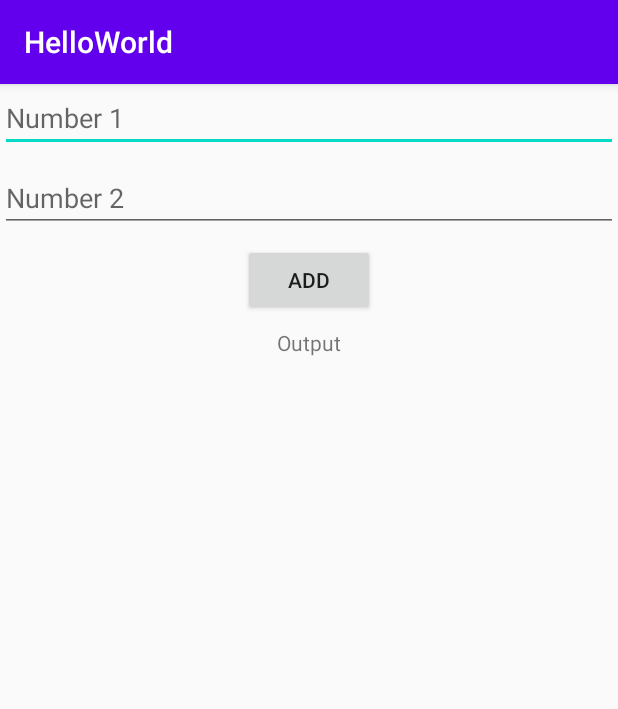
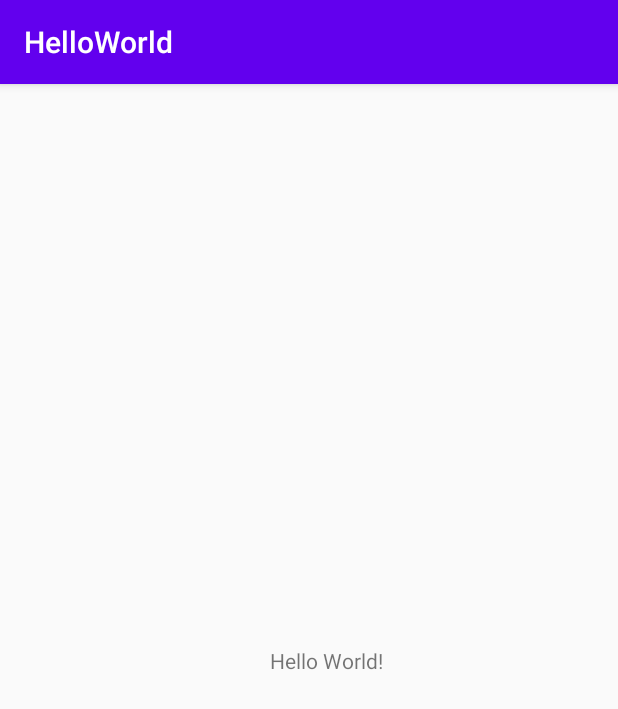
Before and after one commit to darellhendry/learn-tktpl-1706044023, an Android app: the screen it shows after launch (MainActivity), on a phone screen of 412 x 824 dp. Shown: the top 709 px of the screen. Run offline under Robolectric (Android 15) with nearby library versions, the phone set to English and light mode, and no system bars.

Commit message:
feat: hello

```diff
--- a/app/src/main/java/id/ac/ui/cs/mobileProgramming/helloworld/MainActivity.java
+++ b/app/src/main/java/id/ac/ui/cs/mobileProgramming/helloworld/MainActivity.java
@@ -9,9 +9,7 @@ import android.widget.EditText;
 import android.widget.TextView;
 
 public class MainActivity extends AppCompatActivity {
-    EditText mNumber1;
-    EditText mNumber2;
-    TextView mOutput;
+
 
     @Override
     protected void onCreate(Bundle savedInstanceState) {
@@ -19,14 +17,4 @@ public class MainActivity extends AppCompatActivity {
         setContentView(R.layout.activity_main);
 
     }
-
-    public void onAdd(View view) {
-        mNumber1 = findViewById(R.id.field1);
-        mNumber2 = findViewById(R.id.field2);
-
-        double total = Double.parseDouble(mNumber1.getText().toString()) + Double.parseDouble(mNumber2.getText().toString());
-
-        mOutput = findViewById(R.id.output);
-        mOutput.setText(String.valueOf(total));
-    }
 }
--- a/app/src/main/res/layout/activity_main.xml
+++ b/app/src/main/res/layout/activity_main.xml
@@ -6,47 +6,14 @@
     android:layout_height="match_parent"
     tools:context=".MainActivity">
 
-    <EditText
-        android:id="@+id/field1"
-        android:layout_width="match_parent"
-        android:layout_height="wrap_content"
-        app:layout_constraintEnd_toEndOf="parent"
-        app:layout_constraintStart_toStartOf="parent"
-        app:layout_constraintTop_toTopOf="parent"
-        android:hint="Number 1"
-        android:inputType="number"/>
-
-    <EditText
-        android:id="@+id/field2"
-        android:layout_width="match_parent"
-        android:layout_height="wrap_content"
-        android:layout_marginTop="8dp"
-        app:layout_constraintEnd_toEndOf="parent"
-        app:layout_constraintStart_toStartOf="parent"
-        app:layout_constraintTop_toBottomOf="@+id/field1"
-        android:hint="Number 2"
-        android:inputType="number"/>
-
-    <Button
-        android:id="@+id/addButton"
+    <TextView
         android:layout_width="wrap_content"
         android:layout_height="wrap_content"
-        android:layout_marginTop="8dp"
-        android:text="ADD"
+        android:text="Hello World!"
+        app:layout_constraintBottom_toBottomOf="parent"
         app:layout_constraintEnd_toEndOf="parent"
+        app:layout_constraintHorizontal_bias="0.534"
         app:layout_constraintStart_toStartOf="parent"
-        app:layout_constraintTop_toBottomOf="@+id/field2"
-        android:onClick="onAdd"/>
-
-    <TextView
-        android:id="@+id/output"
-        android:layout_width="match_parent"
-        android:layout_height="wrap_content"
-        android:layout_marginTop="8dp"
-        android:text="Output"
-        app:layout_constraintEnd_toEndOf="parent"
-        app:layout_constraintStart_toStartOf="parent"
-        app:layout_constraintTop_toBottomOf="@+id/addButton"
-        android:textAlignment="center"/>
+        app:layout_constraintTop_toTopOf="parent" />
 
 </androidx.constraintlayout.widget.ConstraintLayout>
```
